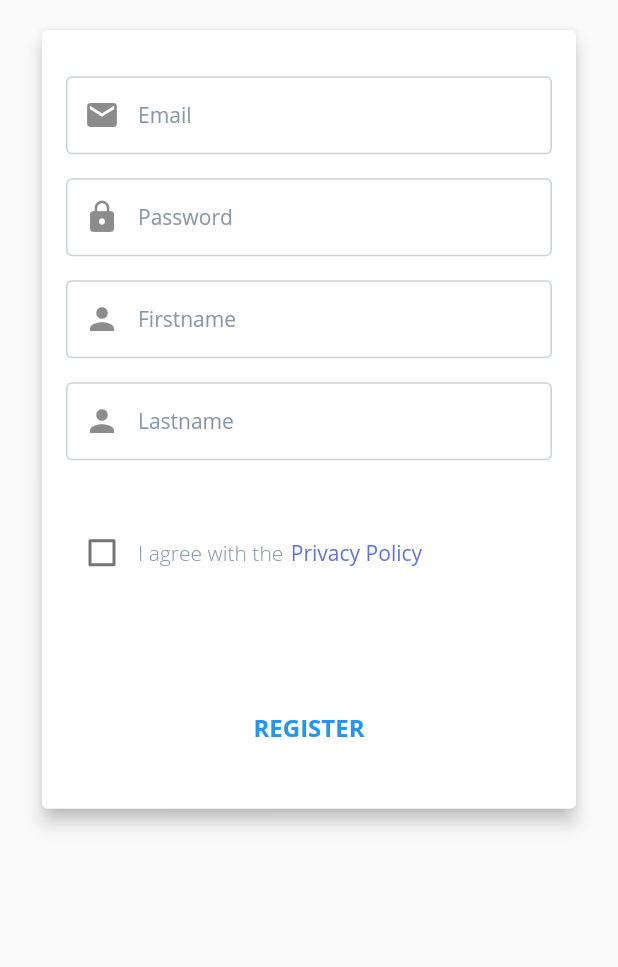
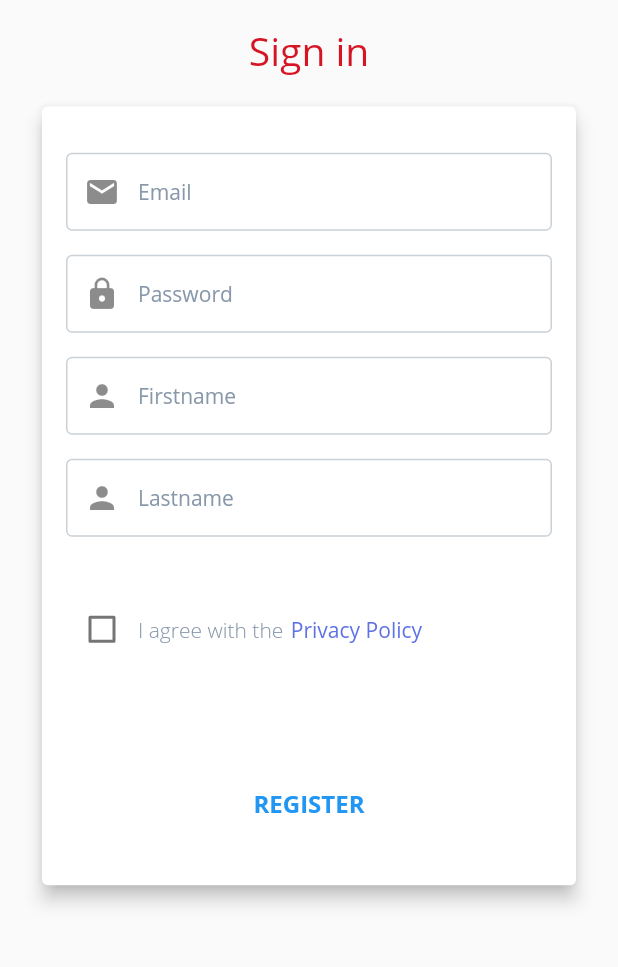
Before and after one commit to John-Hundred/Etutoring, a Flutter app: the screen it shows after launch, after a tap on "Sign In", on a phone screen of 412 x 824 dp, the part 264-1231 px from its top. Run offline on Flutter 3.47's test engine with Material 2 defaults, Android fonts, the phone set to English and light mode, and no system bars; our stand-ins replace carousel_slider, email_validator, flutter_secure_storage, font_awesome_flutter, scrollable_positioned_list; missing offline and left inert: move_to_background.

Commit message:
fix signin page

```diff
--- a/lib/screens/login.dart
+++ b/lib/screens/login.dart
@@ -152,9 +152,11 @@ class _LoginState extends State<Login> {
                 Image.asset('assets/img/logo_size_2.jpg',
                     height: 100, width: 100),
                 TitleWidget(
-                    icon: Icons.login,
-                    text: 'Welcome to\nE-tutoring',
-                    color: ArgonColors.redUnito),
+                  icon: Icons.login,
+                  text: 'Welcome to\nE-tutoring',
+                  color: ArgonColors.redUnito,
+                  fontSize: 36,
+                ),
                 const SizedBox(height: 32),
                 buildName(),
                 const SizedBox(height: 12),
--- a/lib/screens/signin.dart
+++ b/lib/screens/signin.dart
@@ -143,6 +143,12 @@ class _SigninState extends State<Signin> {
                 const SizedBox(height: 20),
                 Image.asset('assets/img/logo_size_2.jpg',
                     height: 100, width: 100),
+                TitleWidget(
+                  icon: Icons.login,
+                  text: 'Sign in',
+                  color: ArgonColors.redUnito,
+                  fontSize: 26,
+                ),
                 Padding(
                   padding: const EdgeInsets.only(
                       top: 16, left: 24.0, right: 24.0, bottom: 32),
--- a/lib/widgets/title_widget.dart
+++ b/lib/widgets/title_widget.dart
@@ -4,8 +4,9 @@ class TitleWidget extends StatelessWidget {
   final IconData icon;
   final String text;
   final Color color;
+  final double fontSize;
 
-  const TitleWidget({Key key, this.icon, this.text, this.color})
+  const TitleWidget({Key key, this.icon, this.text, this.color, this.fontSize})
       : super(key: key);
 
   @override
@@ -16,7 +17,9 @@ class TitleWidget extends StatelessWidget {
           Text(
             text,
             style: TextStyle(
-                fontSize: 42, fontWeight: FontWeight.w400, color: this.color),
+                fontSize: this.fontSize,
+                fontWeight: FontWeight.w400,
+                color: this.color),
             textAlign: TextAlign.center,
           ),
         ],
```
